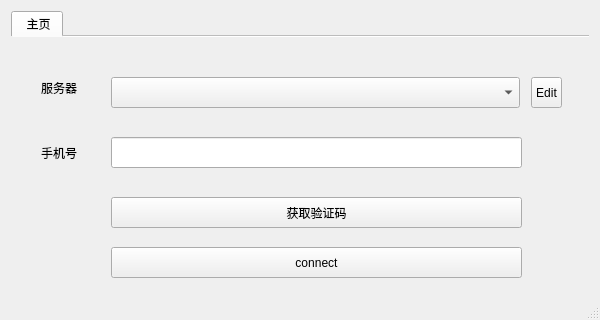
This is src/dialog/mainwindow.ui in 13418485892/openconnect-gui as Qt 5 draws it before an edit. The edited form follows.
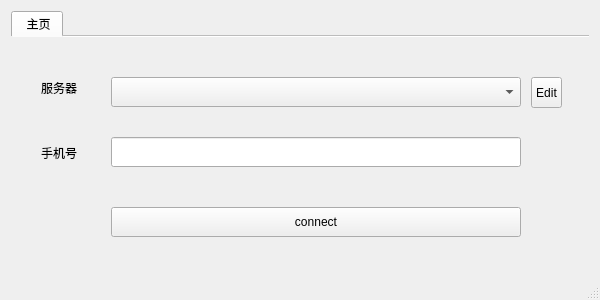
This is the edited form. Icons and pictures are not drawn.

```diff
--- a/src/dialog/mainwindow.ui
+++ b/src/dialog/mainwindow.ui
@@ -10,7 +10,7 @@
     <x>0</x>
     <y>0</y>
     <width>600</width>
-    <height>320</height>
+    <height>300</height>
    </rect>
   </property>
   <property name="sizePolicy">
@@ -22,13 +22,13 @@
   <property name="minimumSize">
    <size>
     <width>600</width>
-    <height>320</height>
+    <height>300</height>
    </size>
   </property>
   <property name="maximumSize">
    <size>
     <width>600</width>
-    <height>320</height>
+    <height>300</height>
    </size>
   </property>
   <property name="windowIcon">
@@ -110,8 +110,8 @@
          <rect>
           <x>100</x>
           <y>40</y>
-          <width>409</width>
-          <height>31</height>
+          <width>410</width>
+          <height>30</height>
          </rect>
         </property>
        </widget>
@@ -120,8 +120,8 @@
          <rect>
           <x>100</x>
           <y>100</y>
-          <width>411</width>
-          <height>31</height>
+          <width>410</width>
+          <height>30</height>
          </rect>
         </property>
        </widget>
@@ -129,7 +129,7 @@
         <property name="geometry">
          <rect>
           <x>10</x>
-          <y>160</y>
+          <y>150</y>
           <width>80</width>
           <height>80</height>
          </rect>
@@ -148,9 +148,9 @@
         <property name="geometry">
          <rect>
           <x>100</x>
-          <y>210</y>
-          <width>411</width>
-          <height>31</height>
+          <y>170</y>
+          <width>410</width>
+          <height>30</height>
          </rect>
         </property>
         <property name="styleSheet">
@@ -160,19 +160,6 @@
          <string>connect</string>
         </property>
        </widget>
-       <widget class="QPushButton" name="btnGetIdCode">
-        <property name="geometry">
-         <rect>
-          <x>100</x>
-          <y>160</y>
-          <width>411</width>
-          <height>31</height>
-         </rect>
-        </property>
-        <property name="text">
-         <string>获取验证码</string>
-        </property>
-       </widget>
        <widget class="QToolButton" name="serverListControl">
         <property name="geometry">
          <rect>
```
